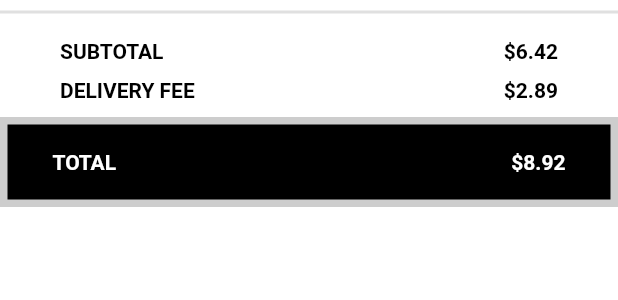
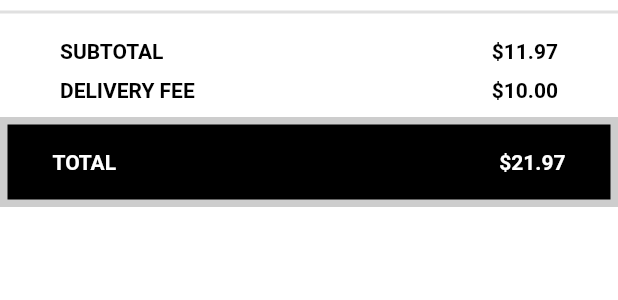
Before and after one commit to okradze/mealth, a Flutter app: the CartTotal widget shown alone on an empty page, opened directly, on a phone screen of 412 x 824 dp. Shown: the top 300 px of the screen. Run offline on Flutter 3.47's test engine with Material 2 defaults, Android fonts, the phone set to English and light mode, and no system bars; our stand-ins replace bloc, carousel_slider, equatable, flutter_bloc; network calls fail; Roboto replaces fonts that are missing (Avenir).

Commit message:
cart model

```diff
--- /dev/null
+++ b/lib/models/cart_model.dart
@@ -0,0 +1,57 @@
+import 'package:equatable/equatable.dart';
+
+import 'models.dart';
+
+class Cart extends Equatable {
+  double get subtotal =>
+      products.fold(0, (total, product) => total + product.price);
+  String get subtotalString => subtotal.toStringAsFixed(2);
+
+  double get deliveryFee => subtotal >= 30 ? 0.0 : 10.0;
+  String get deliveryFeeString => deliveryFee.toStringAsFixed(2);
+
+  double get total => subtotal + deliveryFee;
+  String get totalString => total.toStringAsFixed(2);
+
+  String get freeDeliveryString {
+    if (subtotal >= 30.0) {
+      return 'You have FREE delivery';
+    } else {
+      double missing = 30.0 - subtotal;
+      return 'Add \$${missing.toStringAsFixed(2)} for FREE delivery';
+    }
+  }
+
+  final List<Product> products = [
+    Product(
+      name: 'Soft Drink #1',
+      category: 'Soft Drinks',
+      imageUrl:
+          'https://images.unsplash.com/photo-1499638673689-79a0b5115d87?ixid=MnwxMjA3fDB8MHxwaG90by1wYWdlfHx8fGVufDB8fHx8&ixlib=rb-1.2.1&auto=format&fit=crop&w=400&q=80',
+      price: 2.99,
+      isRecommended: true,
+      isPopular: false,
+    ),
+    Product(
+      name: 'Soft Drink #2',
+      category: 'Soft Drinks',
+      imageUrl:
+          'https://images.unsplash.com/photo-1458945037814-389ec6994cbd?ixid=MnwxMjA3fDB8MHxwaG90by1wYWdlfHx8fGVufDB8fHx8&ixlib=rb-1.2.1&auto=format&fit=crop&w=750&q=80',
+      price: 2.99,
+      isRecommended: true,
+      isPopular: true,
+    ),
+    Product(
+      name: 'Smoothies #2',
+      category: 'Smoothies',
+      imageUrl:
+          'https://images.unsplash.com/photo-1575159249868-df58bf5e09ec?ixid=MnwxMjA3fDB8MHxwaG90by1wYWdlfHx8fGVufDB8fHx8&ixlib=rb-1.2.1&auto=format&fit=crop&w=334&q=80',
+      price: 5.99,
+      isRecommended: false,
+      isPopular: false,
+    ),
+  ];
+
+  @override
+  List<Object?> get props => [products];
+}
--- a/lib/models/models.dart
+++ b/lib/models/models.dart
@@ -1,3 +1,4 @@
 export 'category_model.dart';
 export 'product_model.dart';
 export 'wishlist_model.dart';
+export 'cart_model.dart';
--- a/lib/screens/cart/cart_screen.dart
+++ b/lib/screens/cart/cart_screen.dart
@@ -43,8 +43,15 @@ class CartScreen extends StatelessWidget {
               children: [
                 CartDeliveryHeader(),
                 SizedBox(height: 15),
-                CartProductCard(product: Product.products[0]),
-                CartProductCard(product: Product.products[1]),
+                SizedBox(
+                  height: 300,
+                  child: ListView.builder(
+                    itemCount: Cart().products.length,
+                    itemBuilder: (ctx, index) {
+                      return CartProductCard(product: Cart().products[index]);
+                    },
+                  ),
+                ),
               ],
             ),
             CartTotal(),
@@ -64,7 +71,7 @@ class CartDeliveryHeader extends StatelessWidget {
       mainAxisAlignment: MainAxisAlignment.spaceBetween,
       children: [
         Text(
-          'Add \$20.0 for FREE delivery',
+          Cart().freeDeliveryString,
           style: Theme.of(context).textTheme.headline5,
         ),
         ElevatedButton(
@@ -106,7 +113,8 @@ class CartTotal extends StatelessWidget {
                 children: [
                   Text('SUBTOTAL',
                       style: Theme.of(context).textTheme.headline5),
-                  Text('\$6.42', style: Theme.of(context).textTheme.headline5),
+                  Text('\$${Cart().subtotalString}',
+                      style: Theme.of(context).textTheme.headline5),
                 ],
               ),
               SizedBox(height: 10),
@@ -115,7 +123,8 @@ class CartTotal extends StatelessWidget {
                 children: [
                   Text('DELIVERY FEE',
                       style: Theme.of(context).textTheme.headline5),
-                  Text('\$2.89', style: Theme.of(context).textTheme.headline5),
+                  Text('\$${Cart().deliveryFeeString}',
+                      style: Theme.of(context).textTheme.headline5),
                 ],
               ),
             ],
@@ -141,7 +150,7 @@ class CartTotal extends StatelessWidget {
                             .textTheme
                             .headline5!
                             .copyWith(color: Colors.white)),
-                    Text('\$8.92',
+                    Text('\$${Cart().totalString}',
                         style: Theme.of(context)
                             .textTheme
                             .headline5!
```
